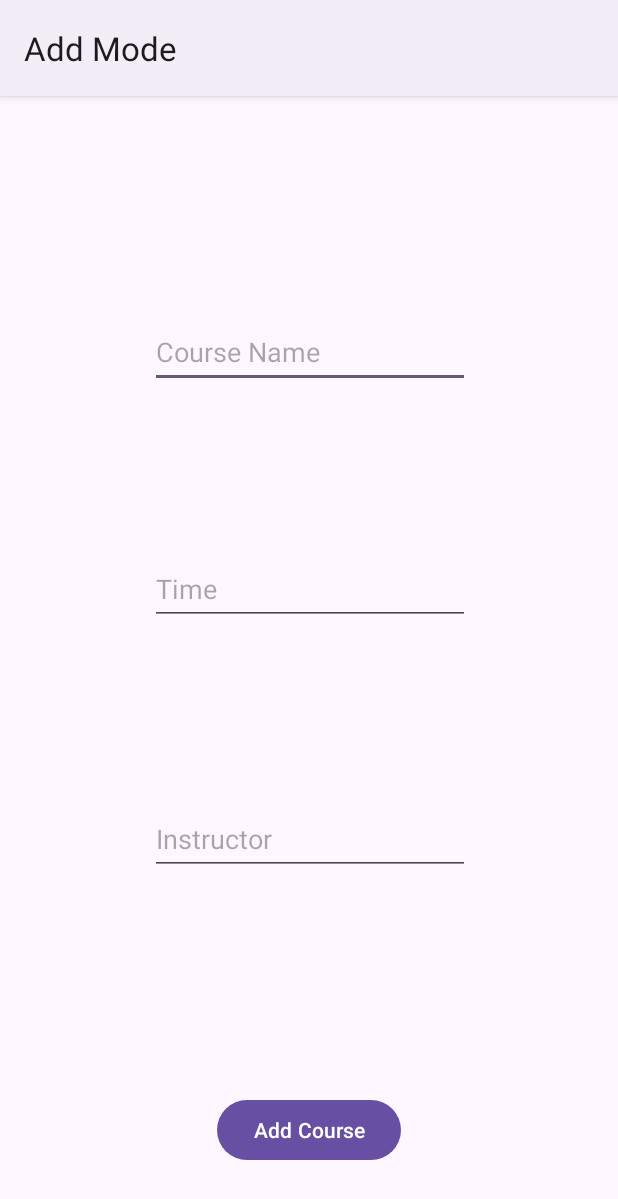
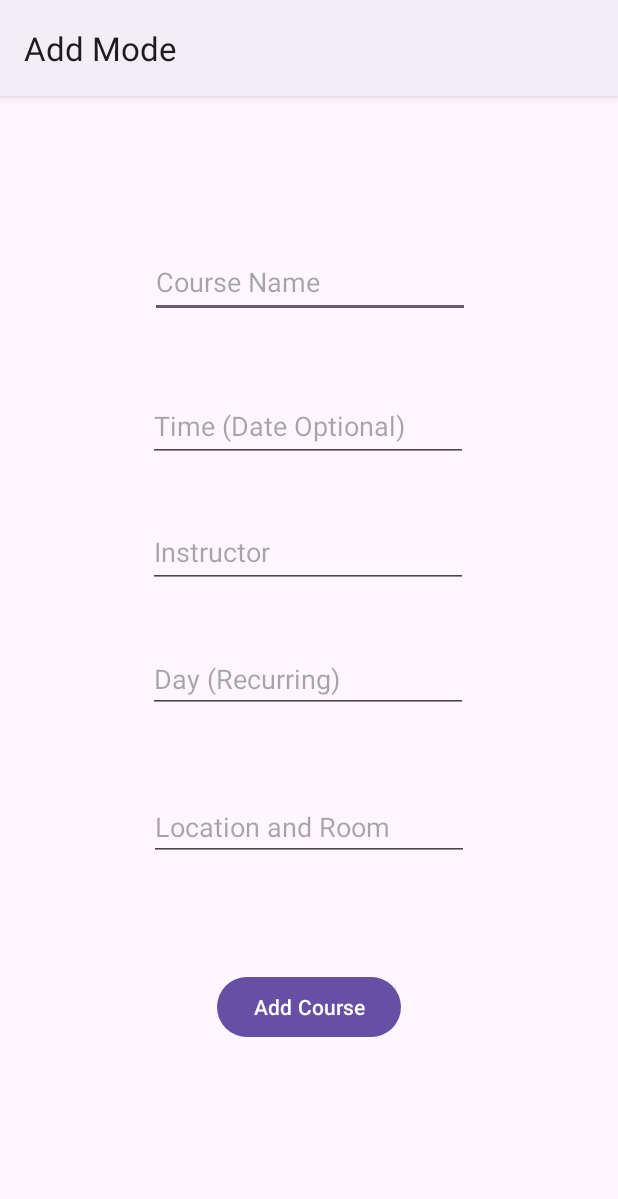
Before and after one commit to Epic721/Planify, an Android app: the CourseDataInsertActivity screen opened directly, with no data from a screen before it, on a phone screen of 412 x 824 dp. Shown: the top 1199 px of the screen. Run offline under Robolectric (Android 15) with nearby library versions, the phone set to English and light mode, and no system bars; 1 statement that could not run was skipped.

Commit message:
Additional Course Attributes

```diff
--- a/app/src/main/java/com/example/planify/CourseDataInsertActivity.java
+++ b/app/src/main/java/com/example/planify/CourseDataInsertActivity.java
@@ -22,6 +22,8 @@ public class CourseDataInsertActivity extends AppCompatActivity {
             binding.Title.setText(getIntent().getStringExtra("title"));
             binding.Time.setText(getIntent().getStringExtra("time"));
             binding.Instructor.setText(getIntent().getStringExtra("instructor"));
+            binding.Day.setText(getIntent().getStringExtra("day"));
+            binding.Location.setText(getIntent().getStringExtra("location"));
             int id = getIntent().getIntExtra("id", 0);
             binding.addCourse.setText("Update Course");
             binding.addCourse.setOnClickListener(new View.OnClickListener() {
@@ -31,6 +33,8 @@ public class CourseDataInsertActivity extends AppCompatActivity {
                     intent.putExtra("title", binding.Title.getText().toString());
                     intent.putExtra("time", binding.Time.getText().toString());
                     intent.putExtra("instructor", binding.Instructor.getText().toString());
+                    intent.putExtra("day", binding.Day.getText().toString());
+                    intent.putExtra("location", binding.Location.getText().toString());
                     intent.putExtra("id", id);
                     setResult(RESULT_OK, intent);
                     finish();
@@ -47,6 +51,8 @@ public class CourseDataInsertActivity extends AppCompatActivity {
                     intent.putExtra("title", binding.Title.getText().toString());
                     intent.putExtra("time", binding.Time.getText().toString());
                     intent.putExtra("instructor", binding.Instructor.getText().toString());
+                    intent.putExtra("day", binding.Day.getText().toString());
+                    intent.putExtra("location", binding.Location.getText().toString());
                     setResult(RESULT_OK, intent);
                     finish();
                 }
--- a/app/src/main/java/com/example/planify/Globals.java
+++ b/app/src/main/java/com/example/planify/Globals.java
@@ -1,5 +1,5 @@
 package com.example.planify;
 
 public class Globals {
-    public static int viewType = 0;
+    public static int courseViewType = 0;
 }
--- a/app/src/main/java/com/example/planify/RVCourseAdapter.java
+++ b/app/src/main/java/com/example/planify/RVCourseAdapter.java
@@ -11,6 +11,7 @@ import androidx.recyclerview.widget.ListAdapter;
 import androidx.recyclerview.widget.RecyclerView;
 
 import com.example.planify.databinding.ClassesRvBinding;
+
 
 public class RVCourseAdapter extends ListAdapter<Course, RVCourseAdapter.ViewHolder> {
     public RVCourseAdapter() {
@@ -43,6 +44,8 @@ public class RVCourseAdapter extends ListAdapter<Course, RVCourseAdapter.ViewHol
         holder1.binding.nameRv.setText(course.getTitle());
         holder1.binding.timeRV.setText(course.getTime());
         holder1.binding.instructorRV.setText(course.getInstructor());
+        holder1.binding.dayRV.setText(course.getDayRepeat());
+        holder1.binding.locationRV.setText(course.getLocationRmNum());
 //        holder1.binding.titleRV.setText(course.getTitle());
 //        holder1.binding.timeRV.setText(course.getTime());
 //        holder1.binding.instructorRV.setText(course.getInstructor());
--- a/app/src/main/res/layout/activity_course_data_insert.xml
+++ b/app/src/main/res/layout/activity_course_data_insert.xml
@@ -15,7 +15,8 @@
         app:layout_constraintBottom_toBottomOf="parent"
         app:layout_constraintEnd_toEndOf="parent"
         app:layout_constraintStart_toStartOf="parent"
-        app:layout_constraintTop_toBottomOf="@+id/Instructor" />
+        app:layout_constraintTop_toBottomOf="@+id/Instructor"
+        app:layout_constraintVertical_bias="0.547" />
 
     <EditText
         android:id="@+id/Title"
@@ -36,14 +37,13 @@
         android:id="@+id/Time"
         android:layout_width="wrap_content"
         android:layout_height="wrap_content"
-        android:layout_marginTop="64dp"
+        android:layout_marginTop="48dp"
         android:ems="10"
-        android:hint="Time"
+        android:hint="Time (Date Optional)"
         android:inputType="text"
         android:minHeight="48dp"
-        app:layout_constraintBottom_toTopOf="@+id/Instructor"
         app:layout_constraintEnd_toEndOf="parent"
-        app:layout_constraintHorizontal_bias="0.502"
+        app:layout_constraintHorizontal_bias="0.497"
         app:layout_constraintStart_toStartOf="parent"
         app:layout_constraintTop_toBottomOf="@+id/Title" />
 
@@ -51,14 +51,41 @@
         android:id="@+id/Instructor"
         android:layout_width="wrap_content"
         android:layout_height="wrap_content"
-        android:layout_marginTop="72dp"
+        android:layout_marginTop="36dp"
         android:ems="10"
         android:hint="Instructor"
         android:inputType="text"
         android:minHeight="48dp"
+        app:layout_constraintEnd_toEndOf="parent"
+        app:layout_constraintHorizontal_bias="0.497"
+        app:layout_constraintStart_toStartOf="parent"
+        app:layout_constraintTop_toBottomOf="@+id/Time" />
+
+    <EditText
+        android:id="@+id/Day"
+        android:layout_width="wrap_content"
+        android:layout_height="wrap_content"
+        android:layout_marginTop="24dp"
+        android:ems="10"
+        android:hint="Day (Recurring)"
+        android:inputType="text"
+        app:layout_constraintBottom_toTopOf="@+id/Location"
+        app:layout_constraintEnd_toEndOf="parent"
+        app:layout_constraintHorizontal_bias="0.497"
+        app:layout_constraintStart_toStartOf="parent"
+        app:layout_constraintTop_toBottomOf="@+id/Instructor"
+        app:layout_constraintVertical_bias="0.205" />
+
+    <EditText
+        android:id="@+id/Location"
+        android:layout_width="wrap_content"
+        android:layout_height="wrap_content"
+        android:ems="10"
+        android:hint="Location and Room"
+        android:inputType="text"
         app:layout_constraintBottom_toTopOf="@+id/addCourse"
         app:layout_constraintEnd_toEndOf="parent"
-        app:layout_constraintHorizontal_bias="0.502"
         app:layout_constraintStart_toStartOf="parent"
-        app:layout_constraintTop_toBottomOf="@+id/Time" />
+        app:layout_constraintTop_toBottomOf="@+id/Instructor"
+        app:layout_constraintVertical_bias="0.651" />
 </androidx.constraintlayout.widget.ConstraintLayout>
```
Also changed, not shown: app/src/main/java/com/example/planify/ClassesActivity.java (+11 -8 lines), app/src/main/java/com/example/planify/Course.java (+23 -3 lines), app/src/main/java/com/example/planify/CourseRepo.java (+2 -6 lines), app/src/main/res/layout/classes_rv.xml (+31 -3 lines).
